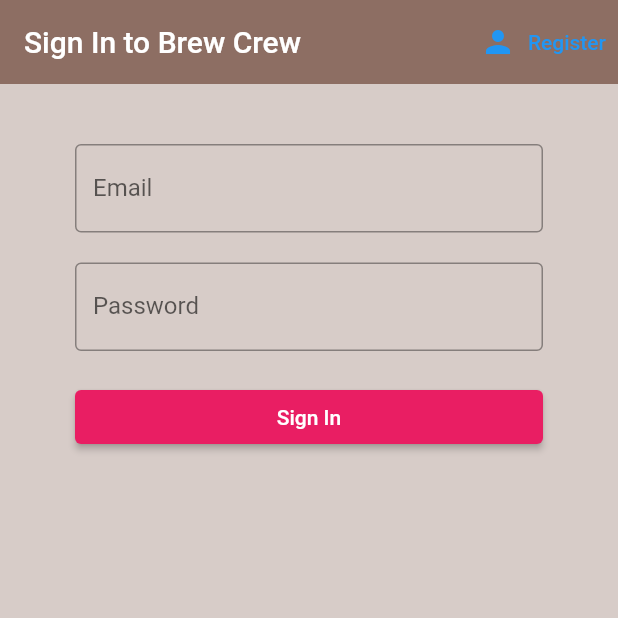
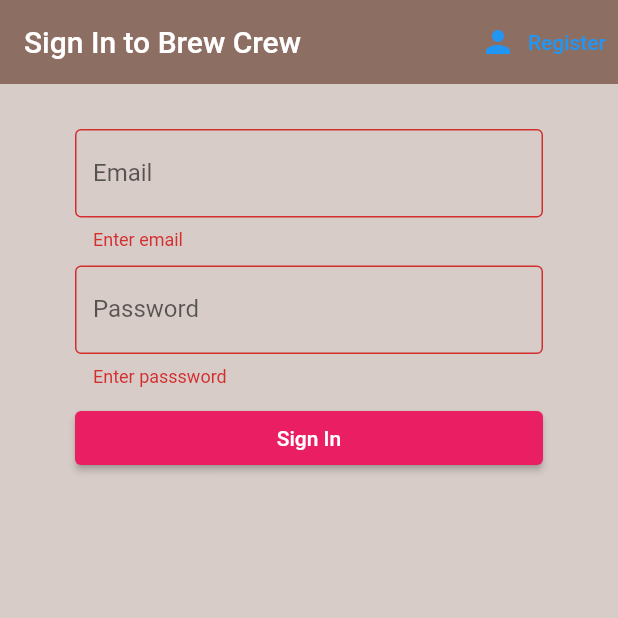
Before and after one commit to Alxbry28/practice-flutter-firebase, a Flutter app: the screen it shows after launch, after a tap on "Sign In", on a phone screen of 412 x 824 dp, the top half of it. Run offline on Flutter 3.47's test engine with Material 2 defaults, Android fonts, the phone set to English and light mode, and no system bars; our stand-ins replace firebase_auth, firebase_core; accounts and stored records are empty.

Commit message:
[tutorial13] sign in with email and password

```diff
--- a/lib/models/user.dart
+++ b/lib/models/user.dart
@@ -1,6 +1,8 @@
 class MyUser {
   final String? uid;
+  final bool? isEmailVerified;
   MyUser({
     this.uid,
+    this.isEmailVerified
   });
 }
--- a/lib/screens/auth/sign_in.dart
+++ b/lib/screens/auth/sign_in.dart
@@ -15,10 +15,12 @@
 
 class _SignInState extends State<SignIn> {
   final AuthService _authService = AuthService();
+  final _formKey = GlobalKey<FormState>();
 
   //text field state
   String? email = "";
   String? password = "";
+  String? error = "";
 
   @override
   Widget build(BuildContext context) {
@@ -40,10 +42,18 @@
       body: Container(
         padding: const EdgeInsets.symmetric(vertical: 20.0, horizontal: 50.0),
         child: Form(
+            key: _formKey,
             child: Column(
               children: [
-            const SizedBox(height: 20),
+                const SizedBox(height: 10),
                 TextFormField(
+                  validator: (value) {
+                    if (value!.isEmpty) {
+                      return "Enter email";
+                    } else {
+                      return null;
+                    }
+                  },
                   onChanged: (value) {
                     setState(() {
                       email = value;
@@ -55,8 +65,17 @@
                     labelText: "Email",
                   ),
                 ),
-            const SizedBox(height: 20),
+                const SizedBox(height: 10),
                 TextFormField(
+                  validator: (value) {
+                    if (value!.isEmpty) {
+                      return "Enter passsword";
+                    } else if (value.length < 8) {
+                      return "Enter a passsword with 8 characters long.";
+                    } else {
+                      return null;
+                    }
+                  },
                   obscureText: true,
                   onChanged: (value) {
                     setState(() {
@@ -69,16 +88,35 @@
                     border: OutlineInputBorder(),
                   ),
                 ),
-            const SizedBox(height: 20),
+                const SizedBox(height: 10),
                 SizedBox(
                   width: double.infinity,
                   child: ElevatedButton(
                     onPressed: () async {
+                      if (_formKey.currentState!.validate()) {
+                        // _formKey.currentState!.save();
+                        dynamic result = await _authService
+                            .signInWithEmailAndPassword(email!, password!);
+
+                        if (result == null) {
+                          setState(() {
+                            error = "Could not sign in with the credentials";
+                          });
+                        } else {
                           print("email: ${email} ; password: ${password} ;");
+                        }
+
+                      }
                     },
                     child: Text("Sign In"),
-                style: ElevatedButton.styleFrom(backgroundColor: Colors.pink),
+                    style:
+                        ElevatedButton.styleFrom(backgroundColor: Colors.pink),
                   ),
+                ),
+                const SizedBox(height: 12.0),
+                Text(
+                  error!,
+                  style: TextStyle(color: Colors.red, fontSize: 14.0),
                 )
               ],
             )),
--- a/lib/screens/wrapper.dart
+++ b/lib/screens/wrapper.dart
@@ -15,10 +15,13 @@
 
     if (user == null) {
       return Authenticate();
+    } else {
+       return Home();
+      // if (user.isEmailVerified!) {
+      //   return Home();
+      // } else {
+      //   return Authenticate();
+      // }
     }
-    else{
-      return Home();
-    }
-
   }
 }
--- a/lib/services/auth.dart
+++ b/lib/services/auth.dart
@@ -6,7 +6,7 @@
 
   //Create user obj based on FirebaseUser
   MyUser? _userFromFirebaseUser(User user) {
-    return user != null ? MyUser(uid: user.uid) : null;
+    return user != null ? MyUser(uid: user.uid,isEmailVerified: user.emailVerified) : null;
   }
 
   //auth change user stream
@@ -30,6 +30,18 @@
   }
 
   //sign in with email & password
+  Future signInWithEmailAndPassword(String email, String password) async {
+    try {
+      UserCredential result = await _auth.signInWithEmailAndPassword(
+          email: email, password: password);
+      User? user = result.user;
+      // return user;
+      return _userFromFirebaseUser(user!);
+    } catch (e) {
+      print(e.toString());
+      return null;
+    }
+  }
 
   //register with email & password
   Future registerWithEmailAndPassword(String email, String password) async {
```
Lines whose indentation alone changed are shown as unchanged.
